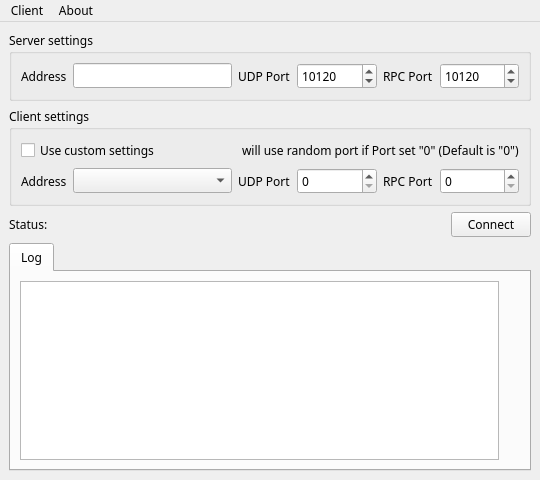
Qt form aqua-qt/qt-client/src/ui/ClientMainWindow.ui (aquawius/aqua) before a commit.
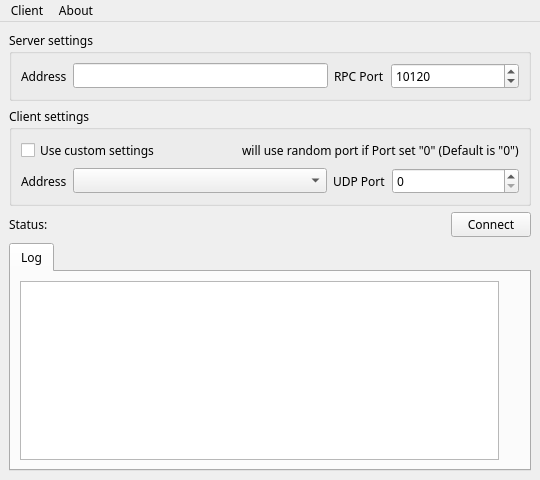
The same form after that commit. Custom widgets are drawn as their Qt base class.

Commit message: audio_qt_client: update ui file.

Diff of the .ui file:
```diff
--- a/aqua-qt/qt-client/src/ui/ClientMainWindow.ui
+++ b/aqua-qt/qt-client/src/ui/ClientMainWindow.ui
@@ -27,24 +27,7 @@
         <property name="title">
          <string>Server settings</string>
         </property>
-        <layout class="QGridLayout" name="gridLayout" columnstretch="0,2,0,1,0,1,0" columnminimumwidth="0,0,0,0,0,0,0">
-         <item row="0" column="2">
-          <widget class="QLabel" name="label_ServerUDPPort">
-           <property name="text">
-            <string>UDP Port</string>
-           </property>
-          </widget>
-         </item>
-         <item row="0" column="3">
-          <widget class="QSpinBox" name="spinBox_ServerUDPPort">
-           <property name="maximum">
-            <number>65535</number>
-           </property>
-           <property name="value">
-            <number>10120</number>
-           </property>
-          </widget>
-         </item>
+        <layout class="QGridLayout" name="gridLayout" columnstretch="0,2,0,1">
          <item row="0" column="0">
           <widget class="QLabel" name="label_ServerAddress">
            <property name="text">
@@ -55,7 +38,7 @@
          <item row="0" column="1">
           <widget class="QLineEdit" name="lineEdit_ServerAddressInput"/>
          </item>
-         <item row="0" column="5">
+         <item row="0" column="3">
           <widget class="QSpinBox" name="spinBox_ServerRPCPort">
            <property name="maximum">
             <number>65535</number>
@@ -65,7 +48,7 @@
            </property>
           </widget>
          </item>
-         <item row="0" column="4">
+         <item row="0" column="2">
           <widget class="QLabel" name="label_ServerRPCPort">
            <property name="text">
             <string>RPC Port</string>
@@ -116,7 +99,10 @@
           </layout>
          </item>
          <item row="1" column="0">
-          <layout class="QGridLayout" name="gridLayout_3" columnstretch="0,2,0,1,0,1" columnminimumwidth="0,0,0,0,0,0">
+          <layout class="QGridLayout" name="gridLayout_3" columnstretch="0,2,0,1">
+           <item row="0" column="1">
+            <widget class="QComboBox" name="comboBox_ClientAddressSelector"/>
+           </item>
            <item row="0" column="2">
             <widget class="QLabel" name="label_ClientUDPPort">
              <property name="text">
@@ -124,12 +110,8 @@
              </property>
             </widget>
            </item>
-           <item row="0" column="4">
-            <widget class="QLabel" name="label_ClientRPCPort">
-             <property name="text">
-              <string>RPC Port</string>
-             </property>
-            </widget>
+           <item row="0" column="3">
+            <widget class="QSpinBox" name="spinBox_ClientUDPPort"/>
            </item>
            <item row="0" column="0">
             <widget class="QLabel" name="label_ClientAddress">
@@ -138,15 +120,6 @@
              </property>
             </widget>
            </item>
-           <item row="0" column="5">
-            <widget class="QSpinBox" name="spinBox_ClientRPCPort"/>
-           </item>
-           <item row="0" column="3">
-            <widget class="QSpinBox" name="spinBox_ClientUDPPort"/>
-           </item>
-           <item row="0" column="1">
-            <widget class="QComboBox" name="comboBox_ClientAddressSelector"/>
-           </item>
           </layout>
          </item>
         </layout>
```
